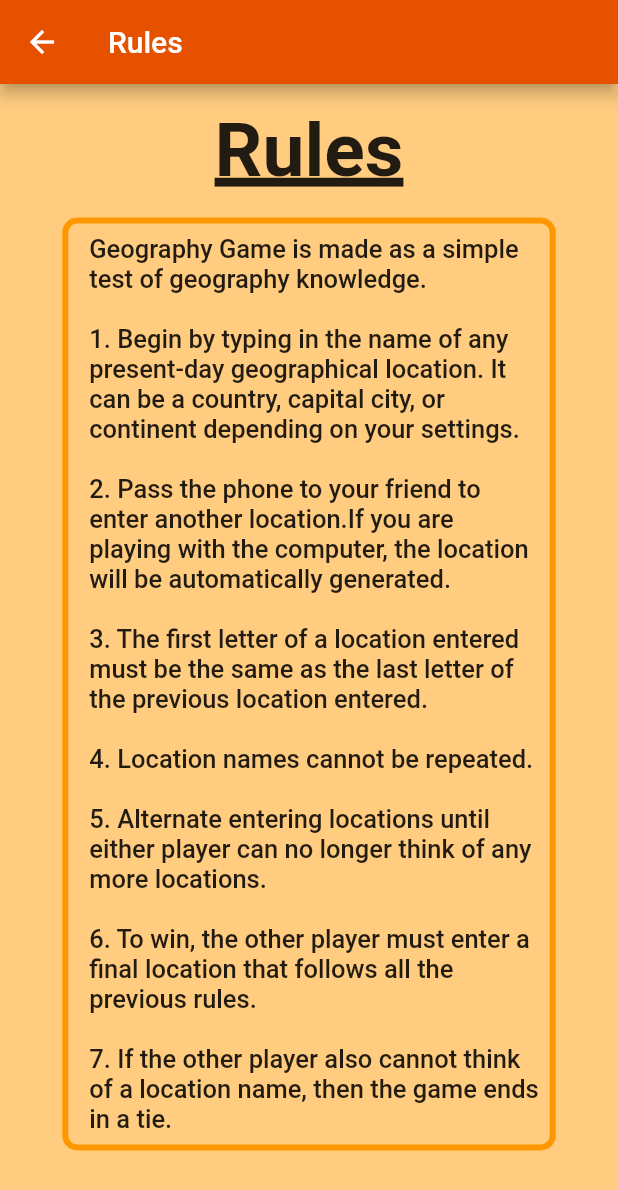
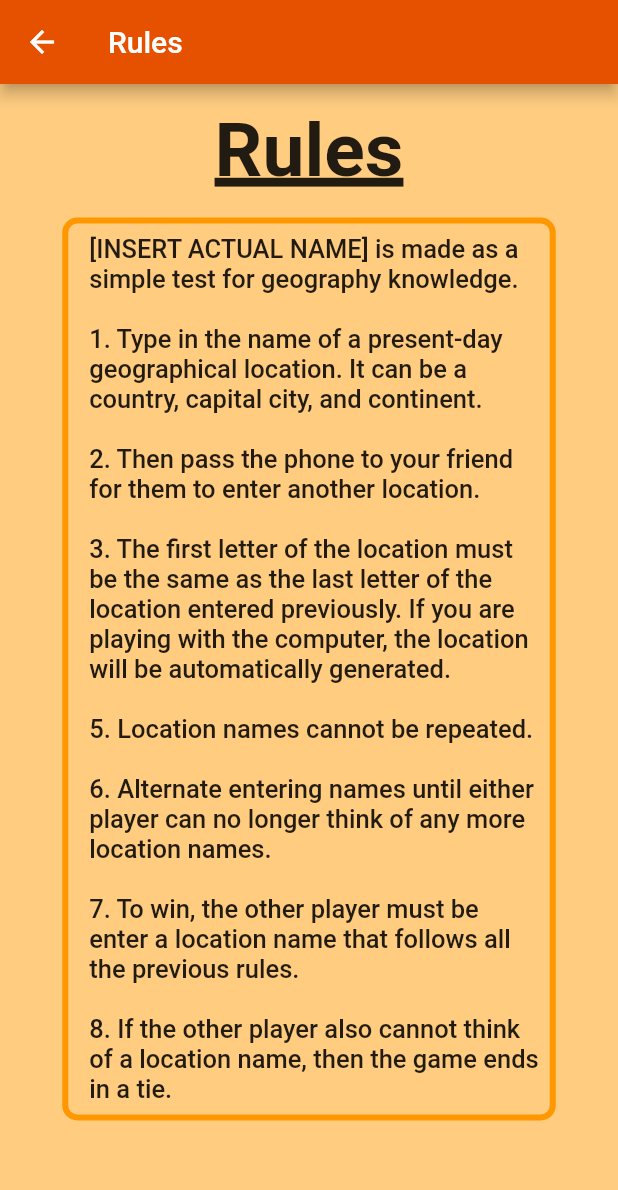
Before and after one commit to christopherlam888/geography-game, a Flutter app: the Rules screen opened by its route, on a phone screen of 412 x 824 dp. Shown: the top 1190 px of the screen. Run offline on Flutter 3.47's test engine with Material 2 defaults, Android fonts, the phone set to English and light mode, and no system bars.

```diff
--- a/lib/pages/rules.dart
+++ b/lib/pages/rules.dart
@@ -17,12 +17,11 @@ class _RulesState extends State<Rules> {
       ),
       body: Container(
         color: Colors.orange[200],
-        child: ListView(
-          children: [
-            Row(
+        child: Row(
           mainAxisAlignment: MainAxisAlignment.center,
           children: [
             Column(
+
               children: [
                 const Padding(
                   padding: EdgeInsets.only(top: 15.0, bottom: 15.0),
@@ -37,7 +36,7 @@ class _RulesState extends State<Rules> {
                   ),
                 ),
                 Container(
-                      padding: const EdgeInsets.only(top: 7.0, left: 14.0, right: 7.0, bottom: 7.0),
+                  padding: EdgeInsets.only(top: 7.0, left: 14.0, right: 7.0, bottom: 7.0),
                   decoration: BoxDecoration(
                     border: Border.all(
                       width: 4,
@@ -49,17 +48,17 @@ class _RulesState extends State<Rules> {
                   child: const SizedBox(
                     width: 300,
                     child: Text(
-                            "Geography Game is made as a simple test of geography knowledge.\n\n"
-                                "1. Begin by typing in the name of any present-day geographical location. "
-                                "It can be a country, capital city, or continent depending on your settings.\n\n"
-                                "2. Pass the phone to your friend to enter another location."
+                        "[INSERT ACTUAL NAME] is made as a simple test for geography knowledge.\n\n"
+                            "1. Type in the name of a present-day geographical location. "
+                            "It can be a country, capital city, and continent.\n\n"
+                            "2. Then pass the phone to your friend for them to enter another location.\n\n"
+                            "3. The first letter of the location must be the same as the last letter of the "
+                            "location entered previously. "
                             "If you are playing with the computer, the location will be automatically generated.\n\n"
-                                "3. The first letter of a location entered must be the same as the last letter of the "
-                                "previous location entered. \n\n"
-                                "4. Location names cannot be repeated.\n\n"
-                                "5. Alternate entering locations until either player can no longer think of any more locations.\n\n"
-                                "6. To win, the other player must enter a final location that follows all the previous rules.\n\n"
-                                "7. If the other player also cannot think of a location name, then the game ends in a tie.",
+                            "5. Location names cannot be repeated.\n\n"
+                            "6. Alternate entering names until either player can no longer think of any more location names.\n\n"
+                            "7. To win, the other player must be enter a location name that follows all the previous rules.\n\n"
+                            "8. If the other player also cannot think of a location name, then the game ends in a tie.",
                     textDirection: TextDirection.ltr,
                     textAlign: TextAlign.left,
                       style: TextStyle(
@@ -68,10 +67,7 @@ class _RulesState extends State<Rules> {
                       ),
                     ),
                   ),
-                    ),
-                    const SizedBox(height: 20.0),
-                  ],
-                ),
+                )
               ],
             ),
           ],
```
Lines whose indentation alone changed are shown as unchanged.
